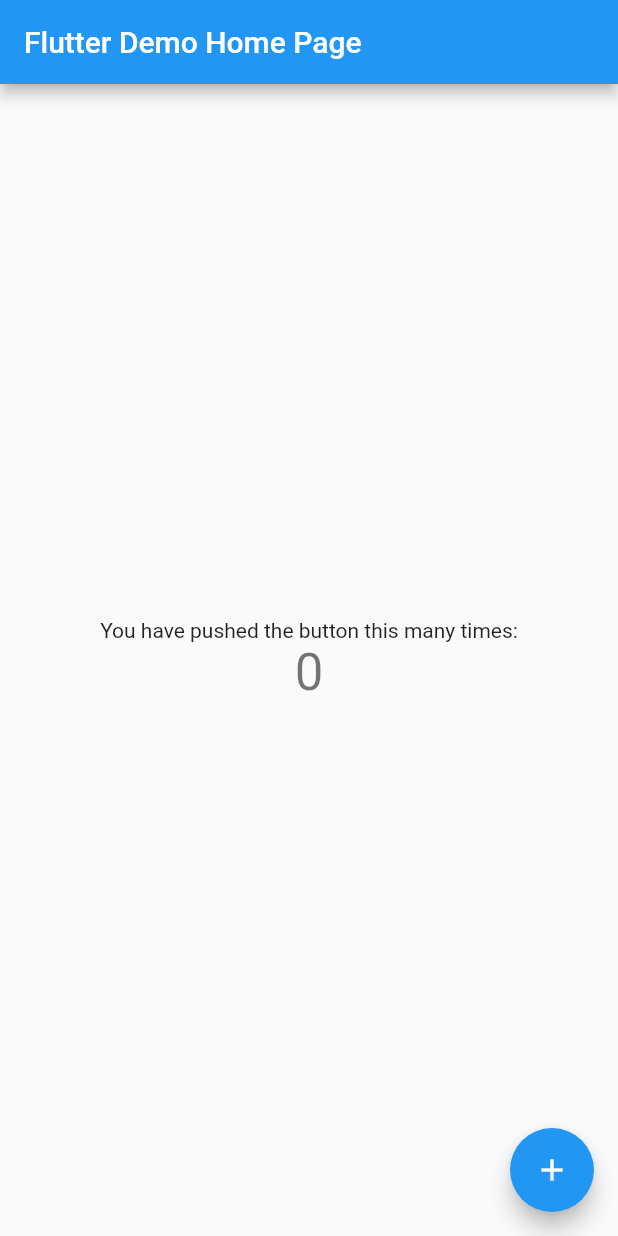
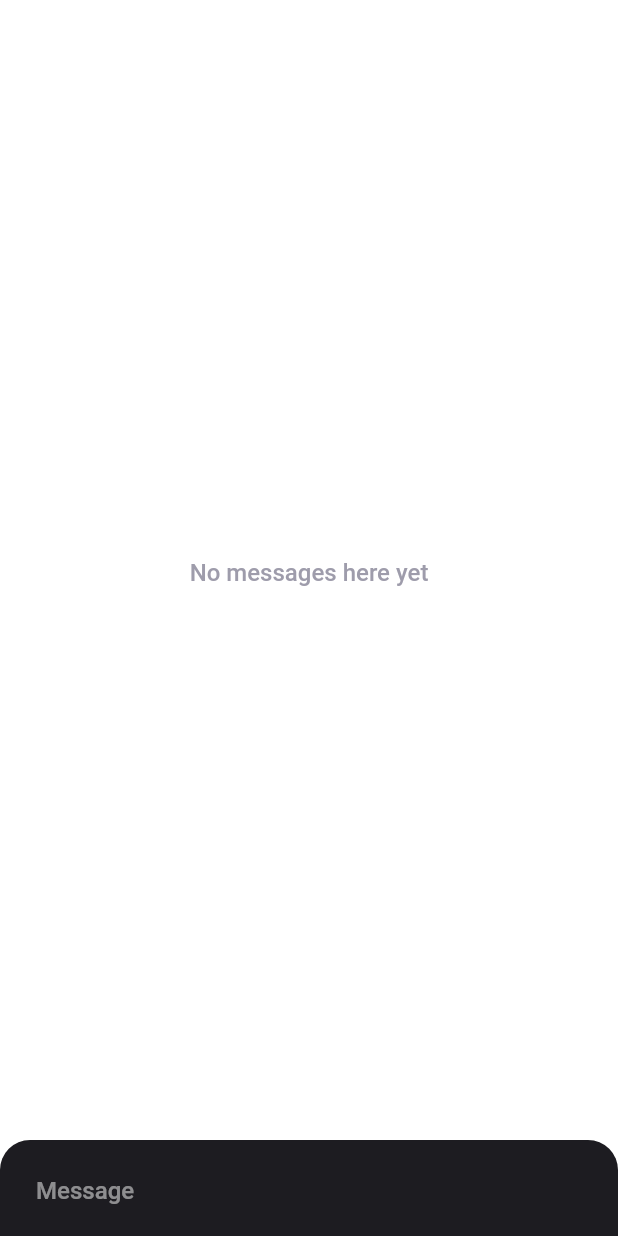
Before and after one commit to Tonga6/checkmate, a Flutter app: the screen it shows after launch, on a phone screen of 412 x 824 dp. Run offline on Flutter 3.47's test engine with Material 2 defaults, Android fonts, the light colour scheme and no system bars; our stand-ins replace firebase_core, flutter_chat_types, flutter_chat_ui; accounts and stored records are empty.

Commit message:
implement chat ui layout

```diff
--- a/lib/main.dart
+++ b/lib/main.dart
@@ -1,121 +1,73 @@
 import 'package:flutter/material.dart';
 import 'package:firebase_core/firebase_core.dart';
 import 'firebase_options.dart';
+import 'dart:convert';
+import 'dart:math';
 
-void main() async {
-  WidgetsFlutterBinding.ensureInitialized();
-  await Firebase.initializeApp(
-    options: DefaultFirebaseOptions.currentPlatform,
-  );
-  runApp(MyApp());
+import 'package:flutter_chat_types/flutter_chat_types.dart' as types;
+import 'package:flutter_chat_ui/flutter_chat_ui.dart';
+
+// For the testing purposes, you should probably use https://pub.dev/packages/uuid
+String randomString() {
+  final random = Random.secure();
+  final values = List<int>.generate(16, (i) => random.nextInt(255));
+  return base64UrlEncode(values);
+}
+
+void main() {
+  runApp(const MyApp());
 }
 
 class MyApp extends StatelessWidget {
   const MyApp({Key? key}) : super(key: key);
 
-  // This widget is the root of your application.
   @override
   Widget build(BuildContext context) {
-    return MaterialApp(
-      title: 'Flutter Demo',
-      theme: ThemeData(
-        // This is the theme of your application.
-        //
-        // Try running your application with "flutter run". You'll see the
-        // application has a blue toolbar. Then, without quitting the app, try
-        // changing the primarySwatch below to Colors.green and then invoke
-        // "hot reload" (press "r" in the console where you ran "flutter run",
-        // or simply save your changes to "hot reload" in a Flutter IDE).
-        // Notice that the counter didn't reset back to zero; the application
-        // is not restarted.
-        primarySwatch: Colors.blue,
-      ),
-      home: const MyHomePage(title: 'Flutter Demo Home Page'),
+    return const MaterialApp(
+      home: MyHomePage(),
     );
   }
 }
 
 class MyHomePage extends StatefulWidget {
-  const MyHomePage({Key? key, required this.title}) : super(key: key);
-
-  // This widget is the home page of your application. It is stateful, meaning
-  // that it has a State object (defined below) that contains fields that affect
-  // how it looks.
-
-  // This class is the configuration for the state. It holds the values (in this
-  // case the title) provided by the parent (in this case the App widget) and
-  // used by the build method of the State. Fields in a Widget subclass are
-  // always marked "final".
-
-  final String title;
+  const MyHomePage({Key? key}) : super(key: key);
 
   @override
-  State<MyHomePage> createState() => _MyHomePageState();
+  _MyHomePageState createState() => _MyHomePageState();
 }
 
 class _MyHomePageState extends State<MyHomePage> {
-  int _counter = 0;
+  List<types.Message> _messages = [];
+  final _user = const types.User(id: '06c33e8b-e835-4736-80f4-63f44b66666c');
 
-  void _incrementCounter() {
+  void _addMessage(types.Message message) {
     setState(() {
-      // This call to setState tells the Flutter framework that something has
-      // changed in this State, which causes it to rerun the build method below
-      // so that the display can reflect the updated values. If we changed
-      // _counter without calling setState(), then the build method would not be
-      // called again, and so nothing would appear to happen.
-      _counter++;
+      _messages.insert(0, message);
     });
+  }
+
+  void _handleSendPressed(types.PartialText message) {
+    final textMessage = types.TextMessage(
+      author: _user,
+      createdAt: DateTime.now().millisecondsSinceEpoch,
+      id: randomString(),
+      text: message.text,
+    );
+
+    _addMessage(textMessage);
   }
 
   @override
   Widget build(BuildContext context) {
-    // This method is rerun every time setState is called, for instance as done
-    // by the _incrementCounter method above.
-    //
-    // The Flutter framework has been optimized to make rerunning build methods
-    // fast, so that you can just rebuild anything that needs updating rather
-    // than having to individually change instances of widgets.
     return Scaffold(
-      appBar: AppBar(
-        // Here we take the value from the MyHomePage object that was created by
-        // the App.build method, and use it to set our appbar title.
-        title: Text(widget.title),
-      ),
-      body: Center(
-        // Center is a layout widget. It takes a single child and positions it
-        // in the middle of the parent.
-        child: Column(
-          // Column is also a layout widget. It takes a list of children and
-          // arranges them vertically. By default, it sizes itself to fit its
-          // children horizontally, and tries to be as tall as its parent.
-          //
-          // Invoke "debug painting" (press "p" in the console, choose the
-          // "Toggle Debug Paint" action from the Flutter Inspector in Android
-          // Studio, or the "Toggle Debug Paint" command in Visual Studio Code)
-          // to see the wireframe for each widget.
-          //
-          // Column has various properties to control how it sizes itself and
-          // how it positions its children. Here we use mainAxisAlignment to
-          // center the children vertically; the main axis here is the vertical
-          // axis because Columns are vertical (the cross axis would be
-          // horizontal).
-          mainAxisAlignment: MainAxisAlignment.center,
-          children: <Widget>[
-            const Text(
-              'You have pushed the button this many times:',
-            ),
-            Text(
-              '$_counter',
-              style: Theme.of(context).textTheme.headline4,
-            ),
-          ],
+      body: SafeArea(
+        bottom: false,
+        child: Chat(
+          messages: _messages,
+          onSendPressed: _handleSendPressed,
+          user: _user,
         ),
       ),
-      floatingActionButton: FloatingActionButton(
-        onPressed: _incrementCounter,
-        tooltip: 'Increment',
-        child: const Icon(Icons.add),
-      ), // This trailing comma makes auto-formatting nicer for build methods.
     );
   }
 }
--- a/pubspec.yaml
+++ b/pubspec.yaml
@@ -3,7 +3,7 @@
 
 # The following line prevents the package from being accidentally published to
 # pub.dev using `flutter pub publish`. This is preferred for private packages.
-publish_to: 'none' # Remove this line if you wish to publish to pub.dev
+publish_to: "none" # Remove this line if you wish to publish to pub.dev
 
 # The following defines the version and build number for your application.
 # A version number is three numbers separated by dots, like 1.2.43
@@ -30,11 +30,12 @@
   flutter:
     sdk: flutter
 
-
   # The following adds the Cupertino Icons font to your application.
   # Use with the CupertinoIcons class for iOS style icons.
   cupertino_icons: ^1.0.2
   firebase_core: ^1.12.0
+  firebase_storage: ^10.2.6
+  flutter_chat_ui: ^1.5.5
 
 dev_dependencies:
   flutter_test:
@@ -52,7 +53,6 @@
 
 # The following section is specific to Flutter.
 flutter:
-
   # The following line ensures that the Material Icons font is
   # included with your application, so that you can use the icons in
   # the material Icons class.
```
Also changed, not shown: pubspec.lock.
